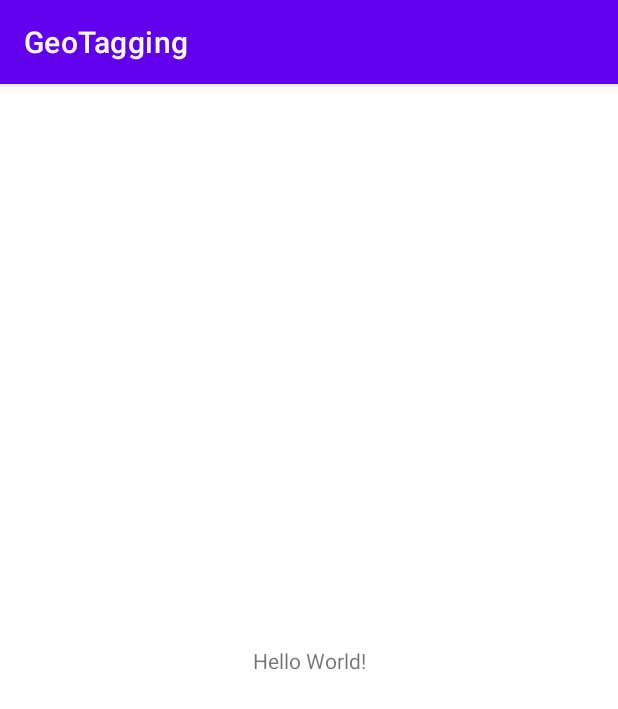
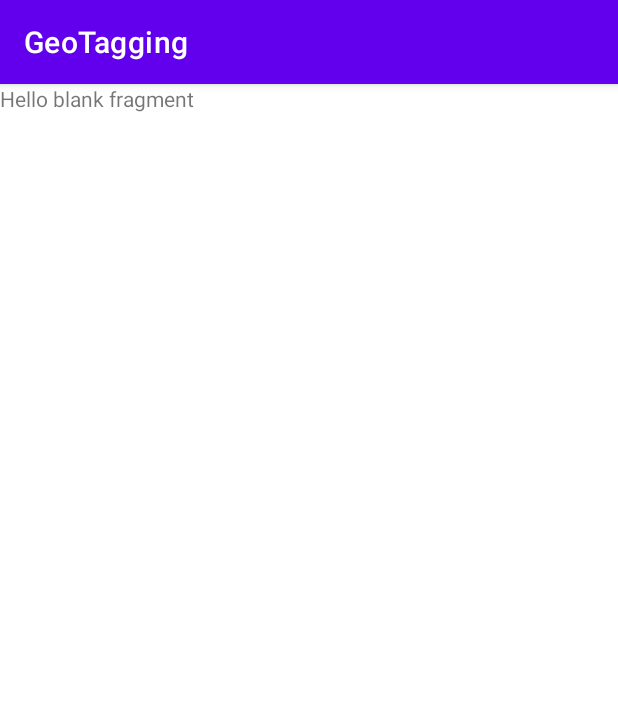
Before and after one commit to scalla1/MobileAppFinalProject, an Android app: the screen it shows after launch (MainActivity), on a phone screen of 412 x 824 dp. Shown: the top 709 px of the screen. Run offline under Robolectric (Android 15) with nearby library versions, the phone set to English and light mode, and no system bars.

Commit message:
Fragments and Navigation added.

```diff
--- /dev/null
+++ b/GeoTagging/app/src/main/java/com/mobilapp/geotagging/MapFragment.java
@@ -0,0 +1,68 @@
+package com.mobilapp.geotagging;
+
+import android.os.Bundle;
+
+import androidx.fragment.app.Fragment;
+
+import android.view.LayoutInflater;
+import android.view.View;
+import android.view.ViewGroup;
+
+/**
+ * A simple {@link Fragment} subclass.
+ * Use the {@link MapFragment#newInstance} factory method to
+ * create an instance of this fragment.
+ */
+public class MapFragment extends Fragment {
+
+    // TODO: Rename parameter arguments, choose names that match
+    // the fragment initialization parameters, e.g. ARG_ITEM_NUMBER
+    private static final String ARG_PARAM1 = "param1";
+    private static final String ARG_PARAM2 = "param2";
+
+    // TODO: Rename and change types of parameters
+    private String mParam1;
+    private String mParam2;
+
+    public MapFragment() {
+        // Required empty public constructor
+    }
+
+    /**
+     * Use this factory method to create a new instance of
+     * this fragment using the provided parameters.
+     *
+     * @param param1 Parameter 1.
+     * @param param2 Parameter 2.
+     * @return A new instance of fragment MapFragment.
+     */
+    // TODO: Rename and change types and number of parameters
+    public static MapFragment newInstance(String param1, String param2) {
+        MapFragment fragment = new MapFragment();
+        Bundle args = new Bundle();
+        args.putString(ARG_PARAM1, param1);
+        args.putString(ARG_PARAM2, param2);
+        fragment.setArguments(args);
+        return fragment;
+    }
+
+    @Override
+    public void onCreate(Bundle savedInstanceState) {
+        super.onCreate(savedInstanceState);
+        if (getArguments() != null) {
+            mParam1 = getArguments().getString(ARG_PARAM1);
+            mParam2 = getArguments().getString(ARG_PARAM2);
+        }
+    }
+
+    @Override
+    public View onCreateView(LayoutInflater inflater, ViewGroup container,
+                             Bundle savedInstanceState) {
+        View view = inflater.inflate(R.layout.fragment_map, container, false);
+
+
+
+        // Inflate the layout for this fragment
+        return view;
+    }
+}
--- a/GeoTagging/app/src/main/res/layout/activity_main.xml
+++ b/GeoTagging/app/src/main/res/layout/activity_main.xml
@@ -6,13 +6,16 @@
     android:layout_height="match_parent"
     tools:context=".MainActivity">
 
-    <TextView
-        android:layout_width="wrap_content"
-        android:layout_height="wrap_content"
-        android:text="Hello World!"
+    <androidx.fragment.app.FragmentContainerView
+        android:id="@+id/nav_host_fragment"
+        android:name="androidx.navigation.fragment.NavHostFragment"
+        android:layout_width="0dp"
+        android:layout_height="0dp"
+        app:defaultNavHost="true"
         app:layout_constraintBottom_toBottomOf="parent"
         app:layout_constraintEnd_toEndOf="parent"
         app:layout_constraintStart_toStartOf="parent"
-        app:layout_constraintTop_toTopOf="parent" />
+        app:layout_constraintTop_toTopOf="parent"
+        app:navGraph="@navigation/nav_graph" />
 
 </androidx.constraintlayout.widget.ConstraintLayout>
--- /dev/null
+++ b/GeoTagging/app/src/main/res/layout/fragment_map.xml
@@ -0,0 +1,14 @@
+<?xml version="1.0" encoding="utf-8"?>
+<FrameLayout xmlns:android="http://schemas.android.com/apk/res/android"
+    xmlns:tools="http://schemas.android.com/tools"
+    android:layout_width="match_parent"
+    android:layout_height="match_parent"
+    tools:context=".MapFragment">
+
+    <!-- TODO: Update blank fragment layout -->
+    <TextView
+        android:layout_width="match_parent"
+        android:layout_height="match_parent"
+        android:text="@string/hello_blank_fragment" />
+
+</FrameLayout>
--- /dev/null
+++ b/GeoTagging/app/src/main/res/navigation/nav_graph.xml
@@ -0,0 +1,33 @@
+<?xml version="1.0" encoding="utf-8"?>
+<navigation xmlns:android="http://schemas.android.com/apk/res/android"
+    xmlns:app="http://schemas.android.com/apk/res-auto"
+    xmlns:tools="http://schemas.android.com/tools"
+    android:id="@+id/nav_graph"
+    app:startDestination="@id/mapFragment">
+
+    <fragment
+        android:id="@+id/mapFragment"
+        android:name="com.mobilapp.geotagging.MapFragment"
+        android:label="fragment_map"
+        tools:layout="@layout/fragment_map" />
+    <fragment
+        android:id="@+id/selectFragment"
+        android:name="com.mobilapp.geotagging.SelectFragment"
+        android:label="fragment_select"
+        tools:layout="@layout/fragment_select" >
+        <action
+            android:id="@+id/action_selectFragment_to_editFragment"
+            app:destination="@id/editFragment" />
+    </fragment>
+    <fragment
+        android:id="@+id/editFragment"
+        android:name="com.mobilapp.geotagging.EditFragment"
+        android:label="fragment_edit"
+        tools:layout="@layout/fragment_edit" />
+    <fragment
+        android:id="@+id/exportFragment"
+        android:name="com.mobilapp.geotagging.ExportFragment"
+        android:label="fragment_export"
+        tools:layout="@layout/fragment_export" />
+
+</navigation>
--- a/GeoTagging/app/src/main/res/values/strings.xml
+++ b/GeoTagging/app/src/main/res/values/strings.xml
@@ -1,3 +1,5 @@
 <resources>
     <string name="app_name">GeoTagging</string>
+    <!-- TODO: Remove or change this placeholder text -->
+    <string name="hello_blank_fragment">Hello blank fragment</string>
 </resources>
```
Also changed, not shown: GeoTagging/app/src/main/java/com/mobilapp/geotagging/EditFragment.java (added, +64 -0 lines), GeoTagging/app/src/main/java/com/mobilapp/geotagging/ExportFragment.java (added, +64 -0 lines), GeoTagging/app/src/main/java/com/mobilapp/geotagging/MainActivity.java (+24 -1 lines), GeoTagging/app/src/main/java/com/mobilapp/geotagging/SelectFragment.java (added, +64 -0 lines), GeoTagging/app/src/main/res/layout/fragment_edit.xml (added, +14 -0 lines), GeoTagging/app/src/main/res/layout/fragment_export.xml (added, +14 -0 lines), GeoTagging/app/src/main/res/layout/fragment_select.xml (added, +14 -0 lines).
